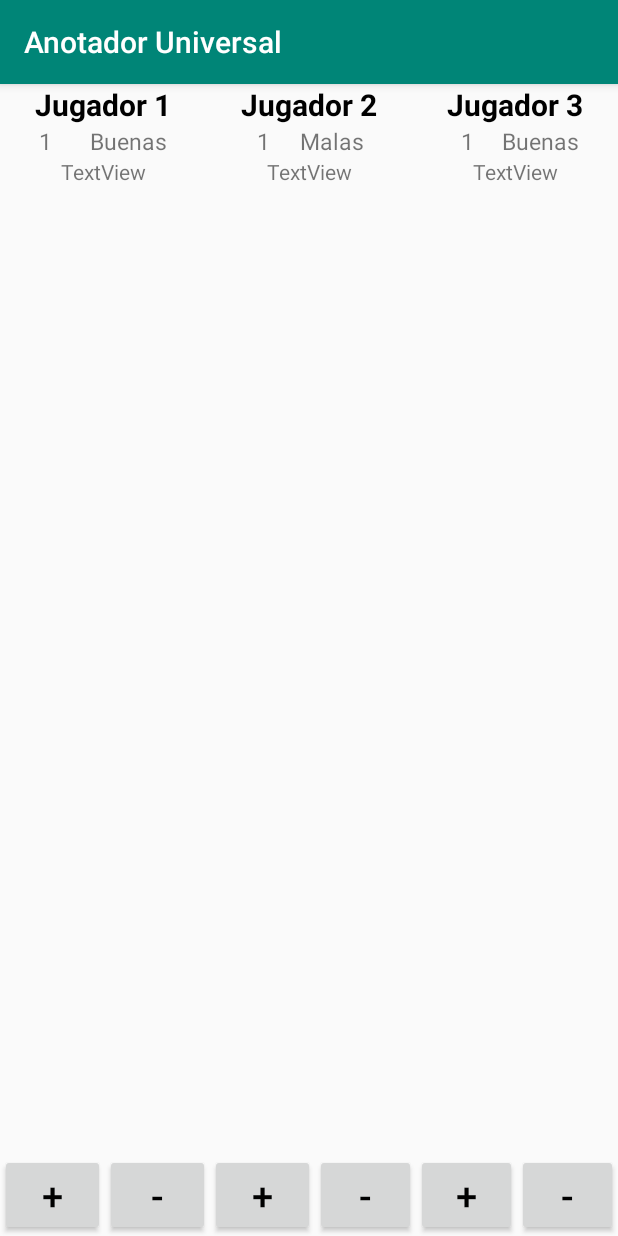
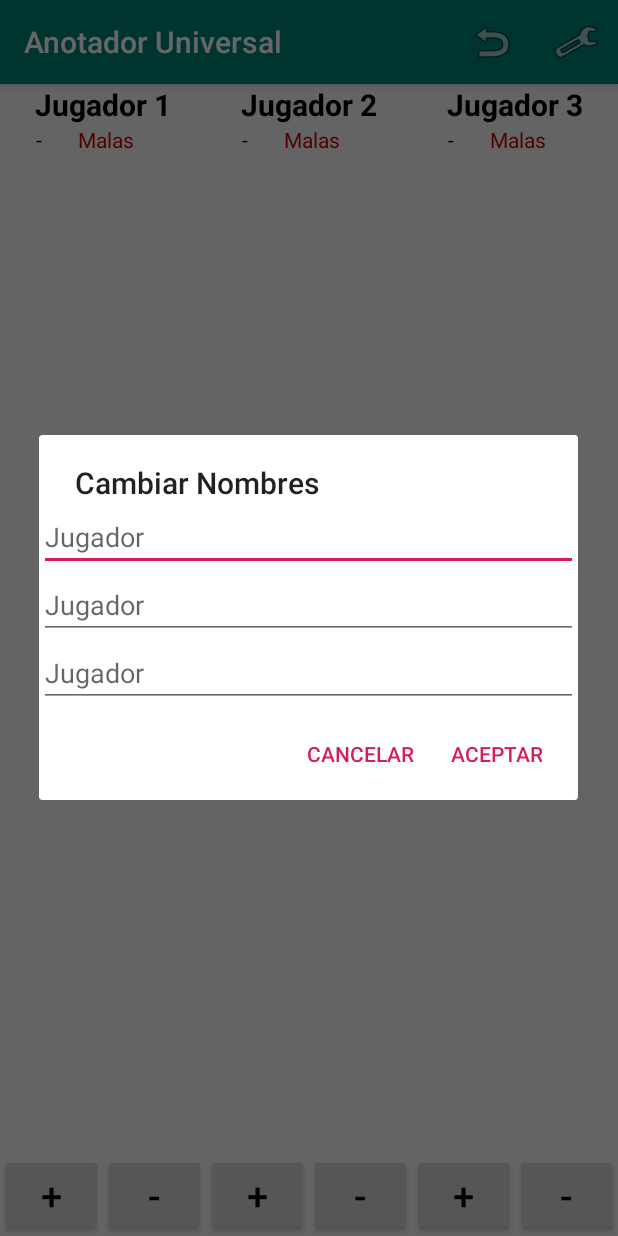
Before and after one commit to RodrigoGomez14/AnotadorUniversal, an Android app: the TrucoGallo screen opened directly, with no data from a screen before it, after a tap on "Jugador 1", on a phone screen of 412 x 824 dp. Run offline under Robolectric (Android 15) with nearby library versions, the phone set to English and light mode, and no system bars; 1 statement that could not run was skipped.

Commit message:
Actualizacion TrucoGallo

```diff
--- a/app/src/main/java/com/example/rodrigo/anotadoruniversal/TrucoGallo.java
+++ b/app/src/main/java/com/example/rodrigo/anotadoruniversal/TrucoGallo.java
@@ -1,17 +1,50 @@
 package com.example.rodrigo.anotadoruniversal;
 
 import android.content.DialogInterface;
+import android.content.Intent;
 import android.os.Bundle;
 import android.support.annotation.Nullable;
 import android.support.v7.app.AlertDialog;
 import android.support.v7.app.AppCompatActivity;
+import android.view.Menu;
+import android.view.MenuItem;
+import android.view.View;
+import android.widget.Button;
+import android.widget.EditText;
+import android.widget.LinearLayout;
+import android.widget.TextView;
+import android.widget.Toast;
 
 public class TrucoGallo extends AppCompatActivity {
+    private Jugador jugador1,jugador2,jugador3;
+    private int cantidadDePuntos;
+    private TextView equipo1,equipo2,equipo3,puntos1,puntos2,puntos3,BoM1,BoM2,BoM3;
+    private Button boton1,boton2,boton3,boton4,boton5,boton6;
     @Override
     protected void onCreate( Bundle savedInstanceState) {
         super.onCreate(savedInstanceState);
         setContentView(R.layout.activit_truco_gallo);
-        int cantidadDePuntos= Integer.parseInt(getIntent().getExtras().getString("cantidadDePuntos"));
+        cantidadDePuntos= Integer.parseInt(getIntent().getExtras().getString("cantidadDePuntos"));
+        jugador1=new Jugador(0);
+        jugador2=new Jugador(0);
+        jugador3=new Jugador(0);
+        equipo1=findViewById(R.id.equipo1);
+        equipo2=findViewById(R.id.equipo2);
+        equipo3=findViewById(R.id.equipo3);
+        boton1=findViewById(R.id.boton1);
+        boton2=findViewById(R.id.boton2);
+        boton3=findViewById(R.id.boton3);
+        boton4=findViewById(R.id.boton4);
+        boton5=findViewById(R.id.boton5);
+        boton6=findViewById(R.id.boton6);
+        puntos1=findViewById(R.id.puntos1);
+        puntos2=findViewById(R.id.puntos2);
+        puntos3=findViewById(R.id.puntos3);
+        BoM1=findViewById(R.id.BoM1);
+        BoM2=findViewById(R.id.BoM2);
+        BoM3=findViewById(R.id.BoM3);
+
+
     }
     public void onBackPressed() {
         AlertDialog.Builder alertialog = new AlertDialog.Builder(this);
@@ -34,4 +67,163 @@ public class TrucoGallo extends AppCompatActivity {
         });
         alertialog.show();
     }
+
+    public void byM(TextView bym, TextView numero, Jugador jug){
+
+        if(jug.getPuntos()<=16){
+            bym.setText("Malas");
+            bym.setTextColor(getResources().getColor(R.color.rojo));
+            numero.setText(String.valueOf(jug.getPuntos()));
+        }
+        if (jug.getPuntos()>=16 && cantidadDePuntos==30) {
+            bym.setText("Buenas");
+            bym.setTextColor(getResources().getColor(R.color.verde));
+            numero.setText(String.valueOf(jug.getPuntos()-15));
+        }
+    }
+
+    public void alertNombre(View vista) {
+        AlertDialog.Builder alertialog = new AlertDialog.Builder(this);
+        alertialog.setTitle("Cambiar Nombres");
+        final EditText equipouno = new EditText(this);
+        equipouno.setHint(jugador1.getNombre());
+        final EditText equipodos = new EditText(this);
+        equipodos.setHint(jugador2.getNombre());
+        final EditText equipotres = new EditText(this);
+        equipotres.setHint(jugador3.getNombre());
+        LinearLayout layout = new LinearLayout(this);
+        layout.setOrientation(LinearLayout.VERTICAL);
+        layout.addView(equipouno);
+        layout.addView(equipodos);
+        layout.addView(equipotres);
+        alertialog.setView(layout);
+        alertialog.setPositiveButton("Aceptar", new DialogInterface.OnClickListener() {
+            @Override
+            public void onClick(DialogInterface dialogInterface, int i) {
+                cambiarNombre(equipo1, equipouno, jugador1);
+                cambiarNombre(equipo2, equipodos, jugador2);
+                cambiarNombre(equipo3, equipotres, jugador3);
+
+            }
+        });
+        alertialog.setNegativeButton("Cancelar", new DialogInterface.OnClickListener() {
+            @Override
+            public void onClick(DialogInterface dialogInterface, int i) {
+            }
+        });
+        alertialog.show();
+    }
+    public void cambiarNombre(TextView casillero,EditText nombre, Jugador jug){
+        String nombreNuevo=nombre.getText().toString();
+        casillero.setText(nombreNuevo);
+        jug.setNombre(nombreNuevo);
+    }
+    public void capturarBoton(View vista){
+        Button boton=(Button)vista;
+        if(boton.equals(boton1)){
+            sumar(puntos1,jugador1);
+        }
+        else if(boton.equals(boton2)){
+            restar(puntos1,jugador1);
+        }
+        else if (boton.equals(boton3)){
+            sumar(puntos2,jugador2);
+        }
+        else if (boton.equals(boton4)){
+            restar(puntos2,jugador2);
+        }
+        else if(boton.equals(boton5)){
+            sumar(puntos3,jugador3);
+        }
+        else if (boton.equals(boton6)){
+            restar(puntos3,jugador3);
+        }
+
+    }
+    public void sumar(View vista, Jugador jugador){
+        TextView resultado = (TextView)vista;
+        jugador.sumarPuntos(1);
+        if(jugador.getPuntos()>=cantidadDePuntos){
+            jugador.setPuntos(cantidadDePuntos);
+            Toast.makeText(this, "Partido Finalizado", Toast.LENGTH_LONG).show();
+        }
+        if(jugador.equals(jugador1)){
+            byM(BoM1,resultado,jugador1);
+        }
+        if(jugador.equals(jugador2)){
+            byM(BoM2,resultado,jugador2);
+        }
+        if(jugador.equals(jugador3)){
+            byM(BoM3,resultado,jugador3);
+        }
+
+
+    }
+    public void restar(View vista, Jugador jugador){
+        TextView resultado=(TextView)vista;
+        jugador.restarPuntos(1);
+        if(jugador.getPuntos()>=cantidadDePuntos){
+            jugador.setPuntos(cantidadDePuntos);
+            Toast.makeText(this, "Partido Finalizado", Toast.LENGTH_LONG).show();
+        }
+        if(jugador.getPuntos()<0){
+            jugador.setPuntos(0);
+        }
+        if(jugador.equals(jugador1)){
+            byM(BoM1,resultado,jugador1);
+        }
+        if(jugador.equals(jugador2)){
+            byM(BoM2,resultado,jugador2);
+        }
+        if(jugador.equals(jugador3)){
+            byM(BoM3,resultado,jugador3);
+        }
+
+    }
+    @Override
+    public boolean onCreateOptionsMenu(Menu menu) {
+        getMenuInflater().inflate(R.menu.menu_truco,menu);
+        return super.onCreateOptionsMenu(menu);
+    }
+
+    @Override
+    public boolean onOptionsItemSelected(MenuItem item) {
+        int id=item.getItemId();
+        if(id==R.id.configuracion){
+
+
+            AlertDialog.Builder alertialog = new AlertDialog.Builder(this);
+            alertialog.setTitle("Configuracion");
+            alertialog.setMessage("Se perderán los puntajes");
+            alertialog.setPositiveButton("Aceptar", new DialogInterface.OnClickListener() {
+                @Override
+                public void onClick(DialogInterface dialogInterface, int i) {
+                    Intent j=new Intent(TrucoGallo.this,ConfiguracionTruco.class);
+                    boolean gallo=true;
+                    j.putExtra("gallo",gallo);
+                    startActivity(j);
+                    finish();
+                }
+            });
+            alertialog.setNegativeButton("Cancelar", new DialogInterface.OnClickListener() {
+                @Override
+                public void onClick(DialogInterface dialogInterface, int i) {
+                }
+            });
+            alertialog.show();
+        }
+        if(id==R.id.Reiniciar){
+
+            reiniciarPartido(null);
+        }
+        return super.onOptionsItemSelected(item);
+    }
+    public void reiniciarPartido(View vista){
+        jugador1.setPuntos(0);
+        puntos1.setText( String.valueOf(jugador1.getPuntos()));
+        jugador2.setPuntos(0);
+        puntos2.setText(String.valueOf(jugador2.getPuntos()));
+        jugador3.setPuntos(0);
+        puntos3.setText(String.valueOf(jugador3.getPuntos()));
+    }
 }
--- a/app/src/main/res/layout/activit_truco_gallo.xml
+++ b/app/src/main/res/layout/activit_truco_gallo.xml
@@ -4,6 +4,73 @@
     xmlns:tools="http://schemas.android.com/tools"
     android:layout_width="match_parent"
     android:layout_height="match_parent">
+
+    <LinearLayout
+        android:layout_width="match_parent"
+        android:layout_height="match_parent"
+        android:gravity="bottom"
+        android:orientation="horizontal">
+
+        <Button
+            android:id="@+id/boton1"
+            android:layout_width="wrap_content"
+            android:layout_height="wrap_content"
+            android:layout_weight="1"
+            android:onClick="capturarBoton"
+            android:text="@string/Sumar_Puntos"
+            android:textColor="@android:color/black"
+            android:textSize="25sp" />
+
+        <Button
+            android:id="@+id/boton2"
+            android:layout_width="wrap_content"
+            android:layout_height="wrap_content"
+            android:layout_weight="1"
+            android:onClick="capturarBoton"
+            android:text="@string/Restar_Puntos"
+            android:textColor="@android:color/black"
+            android:textSize="25sp" />
+
+        <Button
+            android:id="@+id/boton3"
+            android:layout_width="wrap_content"
+            android:layout_height="wrap_content"
+            android:layout_weight="1"
+            android:onClick="capturarBoton"
+            android:text="@string/Sumar_Puntos"
+            android:textColor="@android:color/black"
+            android:textSize="25sp" />
+
+        <Button
+            android:id="@+id/boton4"
+            android:layout_width="wrap_content"
+            android:layout_height="wrap_content"
+            android:layout_weight="1"
+            android:onClick="capturarBoton"
+            android:text="@string/Restar_Puntos"
+            android:textColor="@android:color/black"
+            android:textSize="25sp" />
+
+        <Button
+            android:id="@+id/boton5"
+            android:layout_width="wrap_content"
+            android:layout_height="wrap_content"
+            android:layout_weight="1"
+            android:onClick="capturarBoton"
+            android:text="@string/Sumar_Puntos"
+            android:textColor="@android:color/black"
+            android:textSize="25sp" />
+
+        <Button
+            android:id="@+id/boton6"
+            android:layout_width="wrap_content"
+            android:layout_height="wrap_content"
+            android:layout_weight="1"
+            android:onClick="capturarBoton"
+            android:text="@string/Restar_Puntos"
+            android:textColor="@android:color/black"
+            android:textSize="25sp" />
+    </LinearLayout>
 
     <TableLayout
         android:layout_width="match_parent"
@@ -19,7 +86,7 @@
                 android:layout_height="wrap_content"
                 android:layout_weight="1"
                 android:clickable="true"
-                android:onClick="cambiarNombre"
+                android:onClick="alertNombre"
                 android:text="@string/jugadoruno"
                 android:textAlignment="center"
                 android:textColor="@android:color/black"
@@ -32,7 +99,7 @@
                 android:layout_height="wrap_content"
                 android:layout_weight="1"
                 android:clickable="true"
-                android:onClick="cambiarNombre"
+                android:onClick="alertNombre"
                 android:text="@string/jugadordos"
                 android:textAlignment="center"
                 android:textColor="@android:color/black"
@@ -45,7 +112,7 @@
                 android:layout_height="wrap_content"
                 android:layout_weight="1"
                 android:clickable="true"
-                android:onClick="cambiarNombre"
+                android:onClick="alertNombre"
                 android:text="@string/jugadortres"
                 android:textAlignment="center"
                 android:textColor="@android:color/black"
@@ -54,163 +121,100 @@
 
         </TableRow>
 
+    </TableLayout>
+
+    <TableLayout
+        android:layout_width="match_parent"
+        android:layout_height="match_parent">
+
         <TableRow
             android:layout_width="match_parent"
-            android:layout_height="match_parent"
-            android:layout_weight="0"
-            android:visibility="visible"
-            android:weightSum="6">
+            android:layout_height="match_parent"><![CDATA[
+
+            20sp />
+
+            ]]>
 
             <TextView
-                android:id="@+id/textView14"
+                android:id="@+id/textView8"
                 android:layout_width="wrap_content"
                 android:layout_height="wrap_content"
-                android:layout_weight="1.5"
-                android:text="1"
-                android:textAlignment="center"
-                android:textSize="15sp" />
+                android:layout_weight="1"
+                android:textSize="20sp"
+                android:textStyle="bold" />
 
             <TextView
-                android:id="@+id/textView13"
+                android:id="@+id/TextView9"
                 android:layout_width="wrap_content"
                 android:layout_height="wrap_content"
-                android:layout_weight="0"
-                android:text="Buenas"
-                android:textSize="15sp" />
+                android:layout_weight="1"
+                android:textSize="20sp"
+                android:textStyle="bold" />
 
             <TextView
-                android:id="@+id/textView12"
+                android:id="@+id/TextView10"
                 android:layout_width="wrap_content"
                 android:layout_height="wrap_content"
-                android:layout_weight="2"
-                android:text="1"
-                android:textAlignment="center"
-                android:textSize="15sp" />
+                android:layout_weight="1"
+                android:textSize="20sp"
+                android:textStyle="bold" />
 
-            <TextView
-                android:id="@+id/textView11"
-                android:layout_width="wrap_content"
-                android:layout_height="wrap_content"
-                android:layout_weight="0"
-                android:text="Malas"
-                android:textSize="15sp" />
-
-            <TextView
-                android:id="@+id/textView10"
-                android:layout_width="wrap_content"
-                android:layout_height="wrap_content"
-                android:layout_weight="2"
-                android:text="1"
-                android:textAlignment="center"
-                android:textSize="15sp" />
-
-            <TextView
-                android:id="@+id/textView9"
-                android:layout_width="wrap_content"
-                android:layout_height="wrap_content"
-                android:layout_weight="0"
-                android:text="Buenas"
-                android:textSize="15sp" />
         </TableRow>
 
         <TableRow
             android:layout_width="match_parent"
-            android:layout_height="match_parent"
-            android:layout_weight="1"
-            android:weightSum="3">
+            android:layout_height="match_parent" >
 
             <TextView
-                android:id="@+id/textView20"
+                android:id="@+id/puntos1"
                 android:layout_width="wrap_content"
                 android:layout_height="wrap_content"
                 android:layout_weight="1"
-                android:text="TextView"
-                android:textAlignment="center" />
+                android:text="@string/Puntaje_en_0"
+                android:textAlignment="center"
+                android:textColor="@android:color/black" />
 
             <TextView
-                android:id="@+id/textView19"
+                android:id="@+id/BoM1"
                 android:layout_width="wrap_content"
                 android:layout_height="wrap_content"
                 android:layout_weight="1"
-                android:text="TextView"
-                android:textAlignment="center" />
+                android:text="@string/Malas"
+                android:textColor="@android:color/holo_red_dark" />
 
             <TextView
-                android:id="@+id/textView16"
+                android:id="@+id/puntos2"
                 android:layout_width="wrap_content"
                 android:layout_height="wrap_content"
                 android:layout_weight="1"
-                android:text="TextView"
-                android:textAlignment="center" />
-        </TableRow>
+                android:text="@string/Puntaje_en_0"
+                android:textAlignment="center"
+                android:textColor="@android:color/black" />
 
-        <TableRow
-            android:layout_width="match_parent"
-            android:layout_height="match_parent"
-            android:layout_weight="0"
-            android:gravity="bottom">
-
-            <Button
-                android:id="@+id/boton1"
+            <TextView
+                android:id="@+id/BoM2"
                 android:layout_width="wrap_content"
                 android:layout_height="wrap_content"
                 android:layout_weight="1"
-                android:onClick="capturarBoton"
-                android:text="@string/Sumar_Puntos"
-                android:textColor="@android:color/black"
-                android:textSize="25sp" />
+                android:text="@string/Malas"
+                android:textColor="@android:color/holo_red_dark" />
 
-            <Button
-                android:id="@+id/boton2"
+            <TextView
+                android:id="@+id/puntos3"
                 android:layout_width="wrap_content"
                 android:layout_height="wrap_content"
                 android:layout_weight="1"
-                android:onClick="capturarBoton"
-                android:text="@string/Restar_Puntos"
-                android:textColor="@android:color/black"
-                android:textSize="25sp" />
+                android:text="@string/Puntaje_en_0"
+                android:textAlignment="center"
+                android:textColor="@android:color/black" />
 
-            <Button
-                android:id="@+id/boton3"
+            <TextView
+                android:id="@+id/BoM3"
                 android:layout_width="wrap_content"
                 android:layout_height="wrap_content"
                 android:layout_weight="1"
-                android:onClick="capturarBoton"
-                android:text="@string/Sumar_Puntos"
-                android:textColor="@android:color/black"
-                android:textSize="25sp" />
-
-
-            <Button
-                android:id="@+id/boton4"
-                android:layout_width="wrap_content"
-                android:layout_height="wrap_content"
-                android:layout_weight="1"
-                android:onClick="capturarBoton"
-                android:text="@string/Restar_Puntos"
-                android:textColor="@android:color/black"
-                android:textSize="25sp" />
-            <Button
-                android:id="@+id/boton5"
-                android:layout_width="wrap_content"
-                android:layout_height="wrap_content"
-                android:layout_weight="1"
-                android:onClick="capturarBoton"
-                android:text="@string/Sumar_Puntos"
-                android:textColor="@android:color/black"
-                android:textSize="25sp" />
-
-
-            <Button
-                android:id="@+id/boton6"
-                android:layout_width="wrap_content"
-                android:layout_height="wrap_content"
-                android:layout_weight="1"
-                android:onClick="capturarBoton"
-                android:text="@string/Restar_Puntos"
-                android:textColor="@android:color/black"
-                android:textSize="25sp" />
+                android:text="@string/Malas"
+                android:textColor="@android:color/holo_red_dark"/>
         </TableRow>
-
     </TableLayout>
 </RelativeLayout>
--- a/app/src/main/res/layout/activity_truco.xml
+++ b/app/src/main/res/layout/activity_truco.xml
@@ -229,8 +229,9 @@
                 android:layout_width="wrap_content"
                 android:layout_height="wrap_content"
                 android:layout_weight="1"
+                android:text="@string/Malas"
                 android:textAlignment="textStart"
-                android:textColor="@android:color/black"
+                android:textColor="@android:color/holo_red_dark"
                 android:textSize="20sp" />
 
             <TextView
@@ -249,7 +250,8 @@
                 android:layout_width="wrap_content"
                 android:layout_height="wrap_content"
                 android:layout_weight="1"
-                android:textColor="@android:color/black"
+                android:text="@string/Malas"
+                android:textColor="@android:color/holo_red_dark"
                 android:textSize="20sp" />
 
         </TableRow>
--- a/app/src/main/res/values/colors.xml
+++ b/app/src/main/res/values/colors.xml
@@ -5,4 +5,6 @@
     <color name="colorAccent">#D81B60</color>
     <color name="Negro">#000000</color>
     <color name="GrisClaro">#757575</color>
+    <color name="rojo">@android:color/holo_red_dark</color>
+    <color name="verde">@android:color/holo_green_dark</color>
 </resources>
--- a/app/src/main/res/values/strings.xml
+++ b/app/src/main/res/values/strings.xml
@@ -49,6 +49,7 @@
     <string name="Poker">Poker</string>
     <string name="Total">Total</string>
     <string name="Rummy">Rummy</string>
+    <string name="Malas">Malas</string>
 
 
 
```
Also changed, not shown: app/src/main/java/com/example/rodrigo/anotadoruniversal/ConfiguracionTruco.java (+29 -4 lines), app/src/main/java/com/example/rodrigo/anotadoruniversal/Truco.java (+61 -26 lines), app/src/main/res/layout/activity_main.xml (+12 -0 lines), app/src/main/res/menu/configuracion_truco_menu.xml (added, +10 -0 lines).
